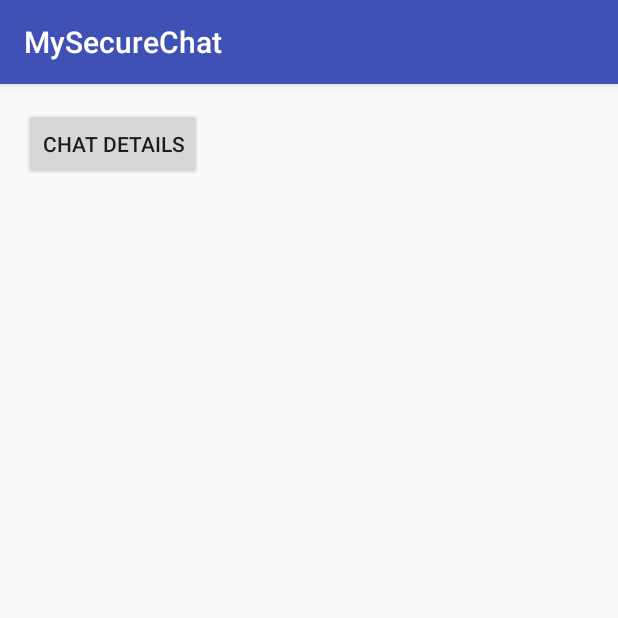
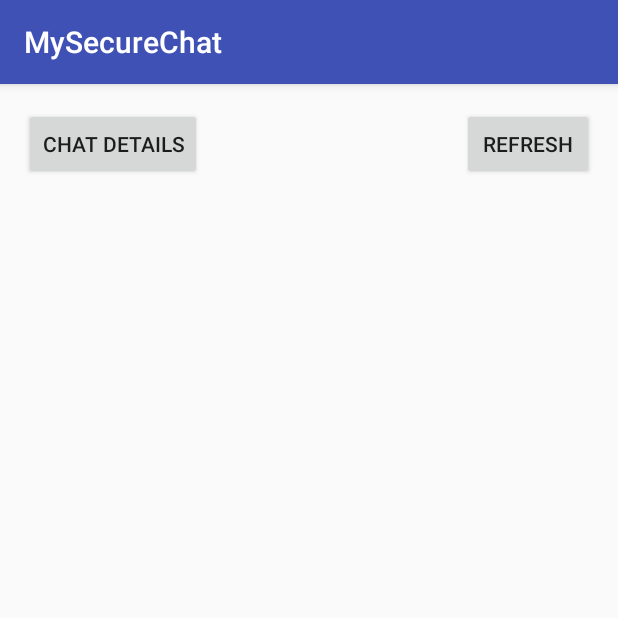
Before and after one commit to SeiryuZ/BIWirelessMobile, an Android app: the ChatList screen opened directly, with no data from a screen before it, on a phone screen of 412 x 824 dp, the top half of it. Run offline under Robolectric (Android 15) with nearby library versions, the light colour scheme and no system bars.

Commit message:
Add Week 3 Code
Add Week 3 Code

```diff
--- a/MySecureChat/app/src/main/java/com/example/seiry/mysecurechat/ChatList.java
+++ b/MySecureChat/app/src/main/java/com/example/seiry/mysecurechat/ChatList.java
@@ -18,4 +18,9 @@ public class ChatList extends AppCompatActivity {
         Intent intent = new Intent(this, ChatDetails.class);
         startActivity(intent);
     }
+
+
+    public void refreshChat(View view) {
+        ChatRefresherService.startActionRefresh(this);
+    }
 }
--- a/MySecureChat/app/src/main/res/layout/activity_chat_list.xml
+++ b/MySecureChat/app/src/main/res/layout/activity_chat_list.xml
@@ -19,4 +19,14 @@
         android:layout_alignParentStart="true"
         android:onClick="openChatDetails"
         android:id="@+id/button" />
+
+    <Button
+        android:text="Refresh"
+        android:layout_width="wrap_content"
+        android:layout_height="wrap_content"
+        android:id="@+id/refresh_chat_button"
+        android:onClick="refreshChat"
+        android:layout_alignParentTop="true"
+        android:layout_alignParentRight="true"
+        android:layout_alignParentEnd="true" />
 </RelativeLayout>
```
Also changed, not shown: MySecureChat/app/src/main/AndroidManifest.xml (+8 -3 lines), MySecureChat/app/src/main/java/com/example/seiry/mysecurechat/ChatRefresherService.java (added, +61 -0 lines).
